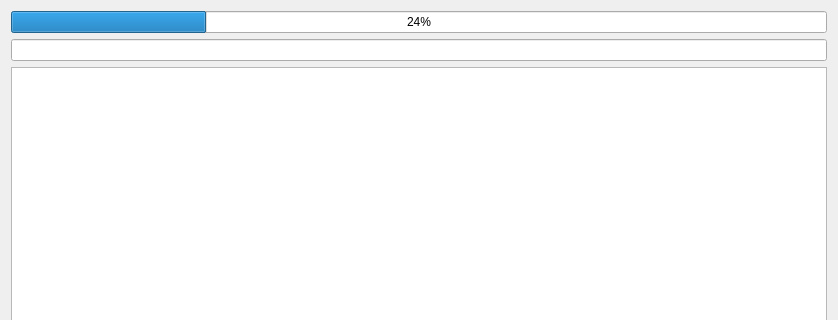
Old version of the form rumboot/testing/testing_gui_testing_dialog.ui in the repository nekromant/rumboot-tools; both pictures show x 0 to 838 and y 0 to 320 of the 838 by 593 pixel window.
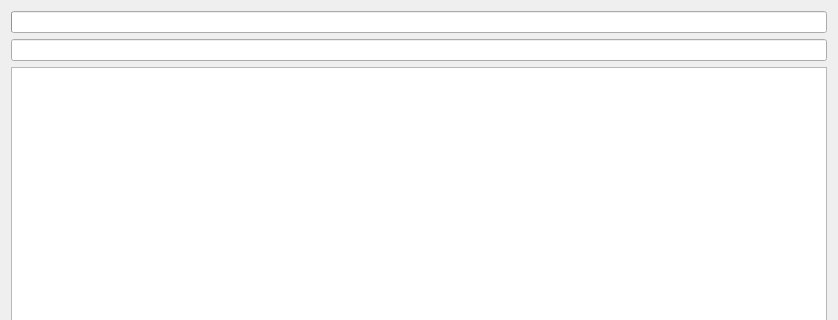
New version of the form.

Patch:
```diff
--- a/rumboot/testing/testing_gui_testing_dialog.ui
+++ b/rumboot/testing/testing_gui_testing_dialog.ui
@@ -15,9 +15,9 @@
   </property>
   <layout class="QVBoxLayout" name="verticalLayout">
    <item>
-    <widget class="QProgressBar" name="test_progres_bar">
-     <property name="value">
-      <number>24</number>
+    <widget class="QProgressBar" name="test_progress_bar">
+     <property name="format">
+      <string>%v/%m</string>
      </property>
     </widget>
    </item>
```
Left out of the diff: 6 changed lines with no effect on the pictures.
